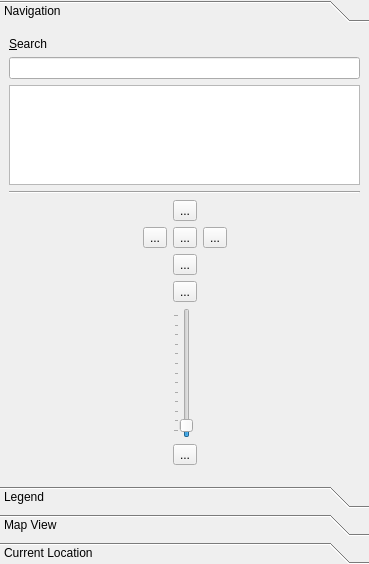
First picture: the form in src/lib/MarbleControlBox.ui, repository KDE/marble, before the edit.
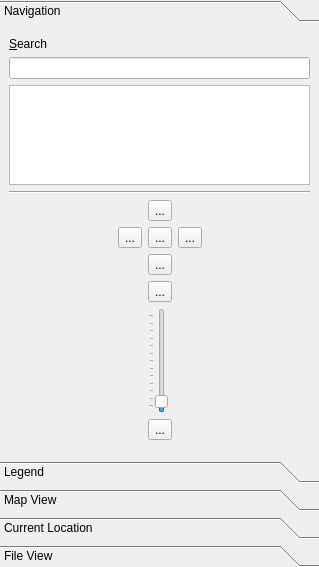
Second picture: the form after the edit. The open tabs and pages were chosen to show the change. Icons and pictures are not drawn. Custom widgets are drawn as their Qt base class.

```diff
--- a/src/lib/MarbleControlBox.ui
+++ b/src/lib/MarbleControlBox.ui
@@ -5,14 +5,12 @@
    <rect>
     <x>0</x>
     <y>0</y>
-    <width>369</width>
-    <height>564</height>
+    <width>319</width>
+    <height>567</height>
    </rect>
   </property>
   <property name="sizePolicy" >
-   <sizepolicy>
-    <hsizetype>5</hsizetype>
-    <vsizetype>5</vsizetype>
+   <sizepolicy vsizetype="Preferred" hsizetype="Preferred" >
     <horstretch>0</horstretch>
     <verstretch>0</verstretch>
    </sizepolicy>
@@ -58,8 +56,8 @@
        <rect>
         <x>0</x>
         <y>0</y>
-        <width>353</width>
-        <height>472</height>
+        <width>124</width>
+        <height>457</height>
        </rect>
       </property>
       <attribute name="label" >
@@ -77,7 +75,19 @@
          <property name="margin" >
           <number>0</number>
          </property>
-         <property name="spacing" >
+         <property name="topMargin" >
+          <number>0</number>
+         </property>
+         <property name="rightMargin" >
+          <number>0</number>
+         </property>
+         <property name="bottomMargin" >
+          <number>0</number>
+         </property>
+         <property name="horizontalSpacing" >
+          <number>6</number>
+         </property>
+         <property name="verticalSpacing" >
           <number>6</number>
          </property>
          <item row="5" column="0" >
@@ -100,9 +110,7 @@
          <item row="2" column="0" >
           <widget class="QLineEdit" name="searchLineEdit" >
            <property name="sizePolicy" >
-            <sizepolicy>
-             <hsizetype>5</hsizetype>
-             <vsizetype>0</vsizetype>
+            <sizepolicy vsizetype="Fixed" hsizetype="Preferred" >
              <horstretch>0</horstretch>
              <verstretch>0</verstretch>
             </sizepolicy>
@@ -118,9 +126,7 @@
          <item row="3" column="0" >
           <widget class="SearchListView" name="locationListView" >
            <property name="sizePolicy" >
-            <sizepolicy>
-             <hsizetype>5</hsizetype>
-             <vsizetype>0</vsizetype>
+            <sizepolicy vsizetype="Fixed" hsizetype="Preferred" >
              <horstretch>0</horstretch>
              <verstretch>0</verstretch>
             </sizepolicy>
@@ -200,7 +206,19 @@
            <property name="margin" >
             <number>0</number>
            </property>
-           <property name="spacing" >
+           <property name="topMargin" >
+            <number>0</number>
+           </property>
+           <property name="rightMargin" >
+            <number>0</number>
+           </property>
+           <property name="bottomMargin" >
+            <number>0</number>
+           </property>
+           <property name="horizontalSpacing" >
+            <number>6</number>
+           </property>
+           <property name="verticalSpacing" >
             <number>6</number>
            </property>
            <item row="5" column="1" >
@@ -276,9 +294,7 @@
            <item row="4" column="1" >
             <widget class="QSlider" name="zoomSlider" >
              <property name="sizePolicy" >
-              <sizepolicy>
-               <hsizetype>0</hsizetype>
-               <vsizetype>3</vsizetype>
+              <sizepolicy vsizetype="MinimumExpanding" hsizetype="Fixed" >
                <horstretch>0</horstretch>
                <verstretch>0</verstretch>
               </sizepolicy>
@@ -895,6 +911,24 @@
        </item>
       </layout>
      </widget>
+     <widget class="QWidget" name="m_fileViewTab" >
+      <property name="geometry" >
+       <rect>
+        <x>0</x>
+        <y>0</y>
+        <width>319</width>
+        <height>412</height>
+       </rect>
+      </property>
+      <attribute name="label" >
+       <string>File View</string>
+      </attribute>
+      <layout class="QVBoxLayout" >
+       <item>
+        <widget class="QListView" name="m_fileView" />
+       </item>
+      </layout>
+     </widget>
     </widget>
    </item>
   </layout>
```
Left out of the diff: 240 changed lines with no effect on the pictures.
